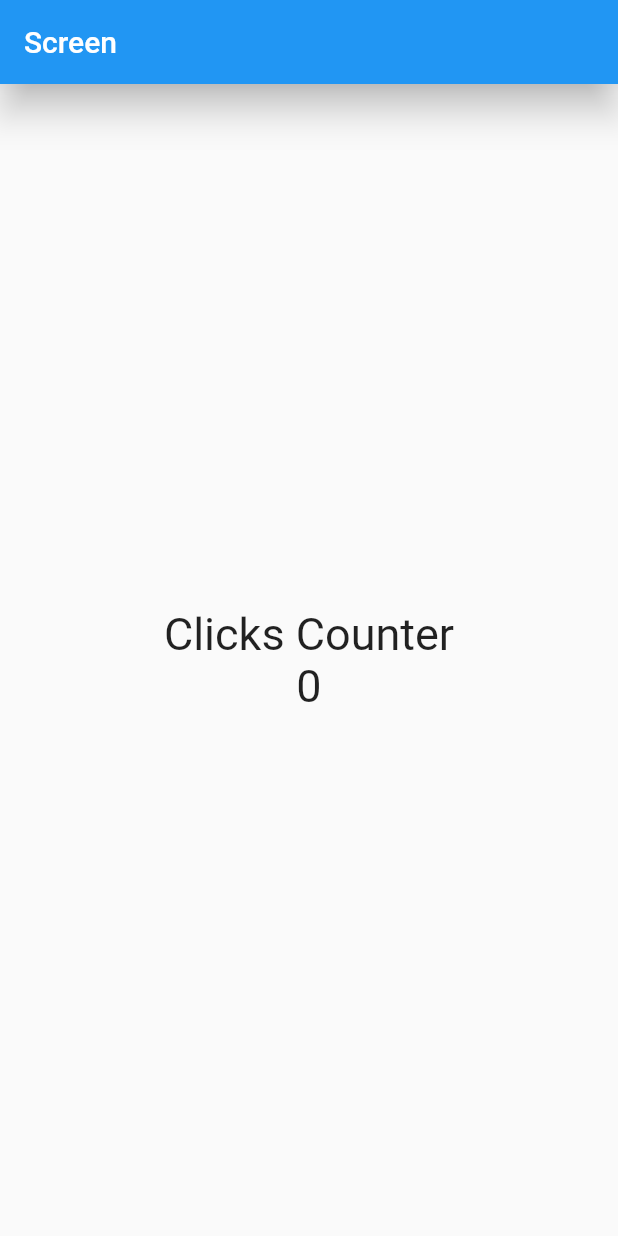
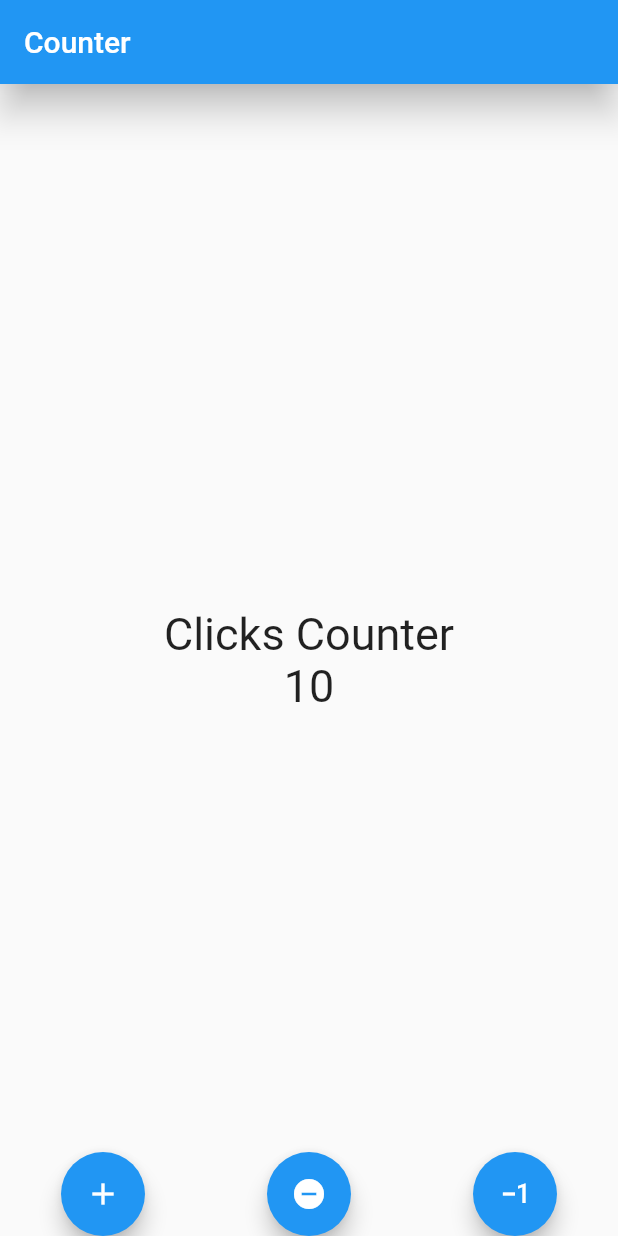
Before and after one commit to Leandro-De/flutter-dev, a Flutter app: the screen it shows after launch, on a phone screen of 412 x 824 dp. Run offline on Flutter 3.47's test engine with Material 2 defaults, Android fonts, the phone set to English and light mode, and no system bars.

Commit message:
App finalizada

```diff
--- a/lib/main.dart
+++ b/lib/main.dart
@@ -1,4 +1,5 @@
 import 'package:flutter/material.dart';
+import 'package:my_app1/screens/counter_screen.dart';
 import 'package:my_app1/screens/home_screen.dart';
 
 void main() {
@@ -11,6 +12,9 @@ class MyApp extends StatelessWidget {
   @override
   Widget build(BuildContext context) {
     return const MaterialApp(
-        debugShowCheckedModeBanner: false, home: HomeScreen());
+      debugShowCheckedModeBanner: false,
+      //home: HomeScreen()
+      home: CounterScreen(),
+    );
   }
 }
--- /dev/null
+++ b/lib/screens/counter_screen.dart
@@ -0,0 +1,68 @@
+import 'package:flutter/material.dart';
+
+class CounterScreen extends StatefulWidget {
+  const CounterScreen({Key? key}) : super(key: key);
+
+  @override
+  State<CounterScreen> createState() => _CounterScreenState();
+}
+
+class _CounterScreenState extends State<CounterScreen> {
+  //Propiedad
+  int counter = 10;
+
+  @override
+  Widget build(BuildContext context) {
+    // Variables para usar dentro de un widget
+    const fontsize30 = TextStyle(fontSize: 30);
+
+    return Scaffold(
+      appBar: AppBar(
+        title: const Text('Counter'),
+        elevation: 10, //sombrita debajo del AppBar
+      ),
+      body: Center(
+        child: Column(
+          mainAxisAlignment: MainAxisAlignment.center, //Centrar Columna
+          children: [
+            const Text(
+              'Clicks Counter',
+              style: fontsize30,
+            ),
+            Text(
+              '$counter',
+              style: fontsize30,
+            )
+          ],
+        ),
+      ),
+      floatingActionButtonLocation: FloatingActionButtonLocation.centerDocked,
+      floatingActionButton: Row(
+        mainAxisAlignment: MainAxisAlignment.spaceAround,
+        children: [
+          FloatingActionButton(
+            child: const Icon(Icons.add),
+            onPressed: () {
+              counter++;
+              setState(() {});
+            },
+          ),
+          FloatingActionButton(
+            child: const Icon(Icons.remove_circle),
+            onPressed: () {
+              counter = 0;
+              setState(() {});
+            },
+          ),
+          FloatingActionButton(
+            child: const Icon(Icons.exposure_minus_1),
+            onPressed: () {
+              counter--;
+              setState(() {});
+            },
+          ),
+        ],
+      ),
+    );
+  }
+}
--- a/lib/screens/home_screen.dart
+++ b/lib/screens/home_screen.dart
@@ -7,6 +7,7 @@ class HomeScreen extends StatelessWidget {
   Widget build(BuildContext context) {
     // Variables para usar dentro de un widget
     const fontsize30 = TextStyle(fontSize: 30);
+    int counter = 10;
 
     return Scaffold(
       appBar: AppBar(
@@ -16,17 +17,24 @@ class HomeScreen extends StatelessWidget {
       body: Center(
         child: Column(
           mainAxisAlignment: MainAxisAlignment.center, //Centrar Columna
-            children: const [
-              Text(
+          children: [
+            const Text(
               'Clicks Counter',
               style: fontsize30,
             ),
             Text(
-                '0',
+              '$counter',
               style: fontsize30,
             )
           ],
         ),
-        ));
+      ),
+      floatingActionButton: FloatingActionButton(
+        child: const Icon(Icons.add),
+        onPressed: () {
+          counter++;
+        },
+      ),
+    );
   }
 }
```
Lines whose indentation alone changed are shown as unchanged.
